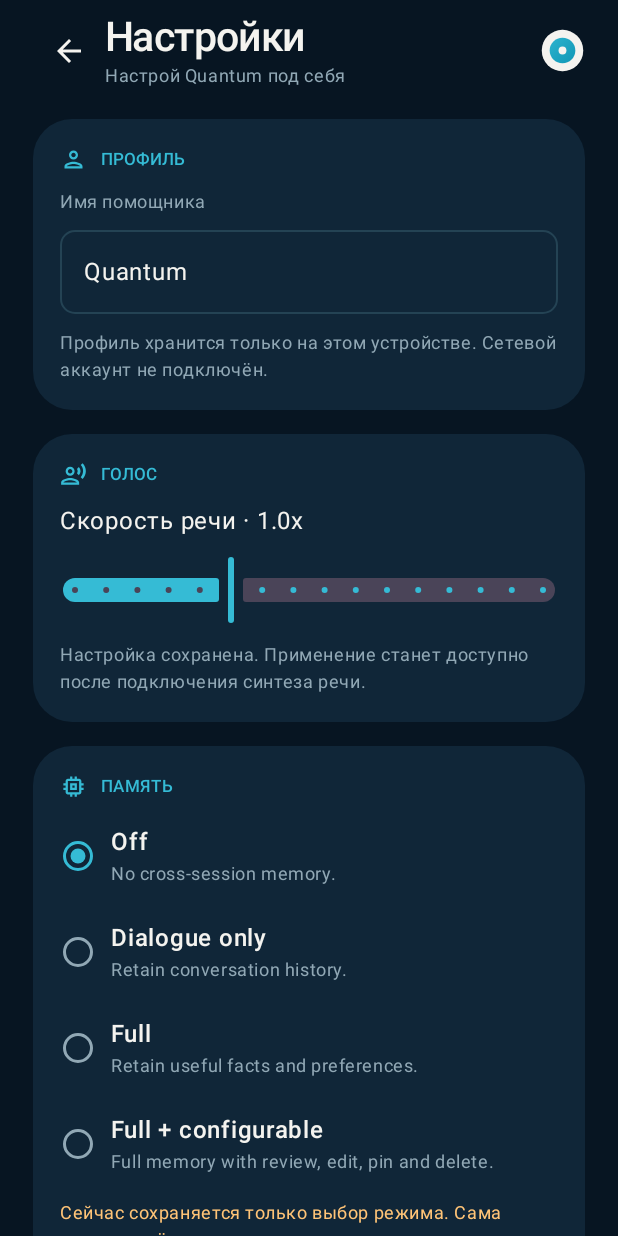
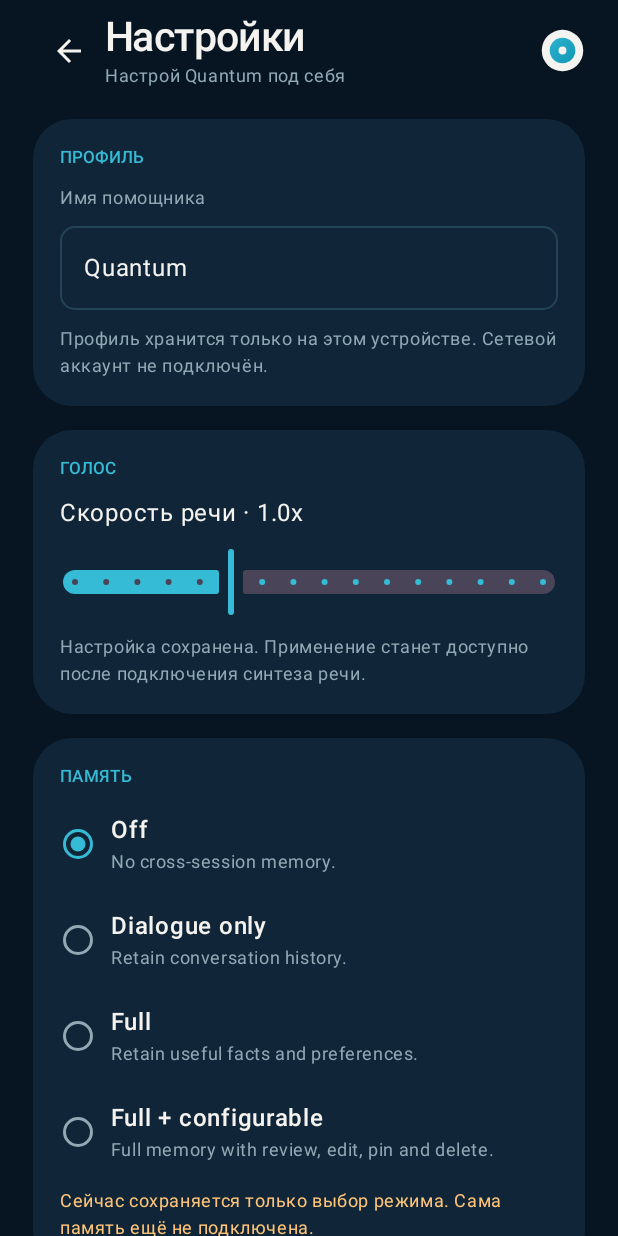
Before and after one commit to nistratovmatvej-crypto/Quantum-, an Android app built with Jetpack Compose: the SettingsScreen screen opened through its navigation route, on a phone screen of 412 x 824 dp. Run offline under Robolectric (Android 15) with nearby library versions, the phone set to English and light mode, and no system bars.

Commit message:
Build: keep settings screen on core Compose icon dependencies

```diff
--- a/app/src/main/java/com/quantum/assistant/ui/settings/SettingsScreen.kt
+++ b/app/src/main/java/com/quantum/assistant/ui/settings/SettingsScreen.kt
@@ -19,11 +19,6 @@ import androidx.compose.foundation.shape.RoundedCornerShape
 import androidx.compose.foundation.verticalScroll
 import androidx.compose.material.icons.Icons
 import androidx.compose.material.icons.automirrored.filled.ArrowBack
-import androidx.compose.material.icons.outlined.Lock
-import androidx.compose.material.icons.outlined.Memory
-import androidx.compose.material.icons.outlined.Person
-import androidx.compose.material.icons.outlined.RecordVoiceOver
-import androidx.compose.material.icons.outlined.Tune
 import androidx.compose.material3.Card
 import androidx.compose.material3.CardDefaults
 import androidx.compose.material3.Icon
@@ -73,7 +68,7 @@ fun SettingsScreen(repo: SettingsRepository, settings: AssistantSettings, onBack
             QuantumStar(Modifier.size(30.dp))
         }
 
-        SettingsGroup("ПРОФИЛЬ", Icons.Outlined.Person) {
+        SettingsGroup("ПРОФИЛЬ") {
             Text("Имя помощника", style = MaterialTheme.typography.bodySmall, color = QuantumColors.TextMuted)
             OutlinedTextField(
                 value = settings.assistantName, onValueChange = repo::setAssistantName,
@@ -83,13 +78,13 @@ fun SettingsScreen(repo: SettingsRepository, settings: AssistantSettings, onBack
             Text("Профиль хранится только на этом устройстве. Сетевой аккаунт не подключён.", style = MaterialTheme.typography.bodySmall, color = QuantumColors.TextMuted)
         }
 
-        SettingsGroup("ГОЛОС", Icons.Outlined.RecordVoiceOver) {
+        SettingsGroup("ГОЛОС") {
             Text("Скорость речи · " + String.format(Locale.US, "%.1fx", settings.speechSpeed), style = MaterialTheme.typography.bodyLarge, color = QuantumColors.Porcelain)
             Slider(value = settings.speechSpeed, onValueChange = { repo.setSpeechSpeed(Math.round(it * 10) / 10f) }, valueRange = 0.5f..2.0f, steps = 14)
             Text("Настройка сохранена. Применение станет доступно после подключения синтеза речи.", style = MaterialTheme.typography.bodySmall, color = QuantumColors.TextMuted)
         }
 
-        SettingsGroup("ПАМЯТЬ", Icons.Outlined.Memory) {
+        SettingsGroup("ПАМЯТЬ") {
             MemoryMode.entries.forEach { mode ->
                 Row(
                     Modifier.fillMaxWidth().clickable(role = Role.RadioButton) { repo.setMemoryMode(mode) }.padding(vertical = 6.dp),
@@ -105,7 +100,7 @@ fun SettingsScreen(repo: SettingsRepository, settings: AssistantSettings, onBack
             Text("Сейчас сохраняется только выбор режима. Сама память ещё не подключена.", style = MaterialTheme.typography.bodySmall, color = QuantumColors.Warning)
         }
 
-        SettingsGroup("ИНТЕЛЛЕКТ НА УСТРОЙСТВЕ", Icons.Outlined.Tune) {
+        SettingsGroup("ИНТЕЛЛЕКТ НА УСТРОЙСТВЕ") {
             Text("Предпочитаемый уровень", style = MaterialTheme.typography.bodyLarge, color = QuantumColors.Porcelain)
             TierRow("Автоматически", "Рекомендация: ${assessment.recommended?.label ?: "нет данных"}", settings.selectedTier == null) { repo.setSelectedTier(null) }
             assessment.tiers.forEach { tier ->
@@ -118,7 +113,7 @@ fun SettingsScreen(repo: SettingsRepository, settings: AssistantSettings, onBack
             )
         }
 
-        SettingsGroup("КОНФИДЕНЦИАЛЬНОСТЬ", Icons.Outlined.Lock) {
+        SettingsGroup("КОНФИДЕНЦИАЛЬНОСТЬ") {
             Text("Микрофон не работает в фоне. Разрешение запрашивается только при нажатии на кнопку микрофона.", style = MaterialTheme.typography.bodyMedium, color = QuantumColors.Porcelain)
             Text(
                 "Управление разрешениями Android",
@@ -129,7 +124,7 @@ fun SettingsScreen(repo: SettingsRepository, settings: AssistantSettings, onBack
             )
         }
 
-        SettingsGroup("О QUANTUM", null) {
+        SettingsGroup("О QUANTUM") {
             Row(verticalAlignment = Alignment.CenterVertically) {
                 QuantumStar(Modifier.size(42.dp))
                 Column(Modifier.padding(start = 12.dp)) {
@@ -144,7 +139,7 @@ fun SettingsScreen(repo: SettingsRepository, settings: AssistantSettings, onBack
 }
 
 @Composable
-private fun SettingsGroup(title: String, icon: androidx.compose.ui.graphics.vector.ImageVector?, content: @Composable () -> Unit) {
+private fun SettingsGroup(title: String, content: @Composable () -> Unit) {
     Card(
         Modifier.fillMaxWidth(),
         shape = RoundedCornerShape(26.dp),
@@ -152,8 +147,7 @@ private fun SettingsGroup(title: String, icon: androidx.compose.ui.graphics.vect
     ) {
         Column(Modifier.padding(18.dp), verticalArrangement = Arrangement.spacedBy(10.dp)) {
             Row(verticalAlignment = Alignment.CenterVertically) {
-                if (icon != null) Icon(icon, contentDescription = null, tint = QuantumColors.AccentBright, modifier = Modifier.size(18.dp))
-                Text(title, style = MaterialTheme.typography.labelMedium, color = QuantumColors.AccentBright, modifier = Modifier.padding(start = if (icon == null) 0.dp else 9.dp))
+                Text(title, style = MaterialTheme.typography.labelMedium, color = QuantumColors.AccentBright)
             }
             content()
         }
```
